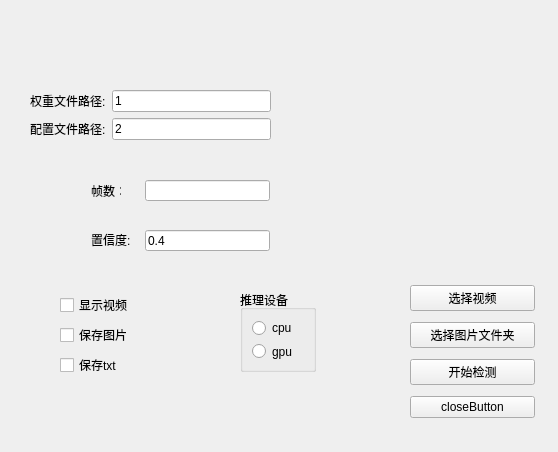
Above: yolotool.ui from truettA/strangeTool before the change. Below: the same form after it.
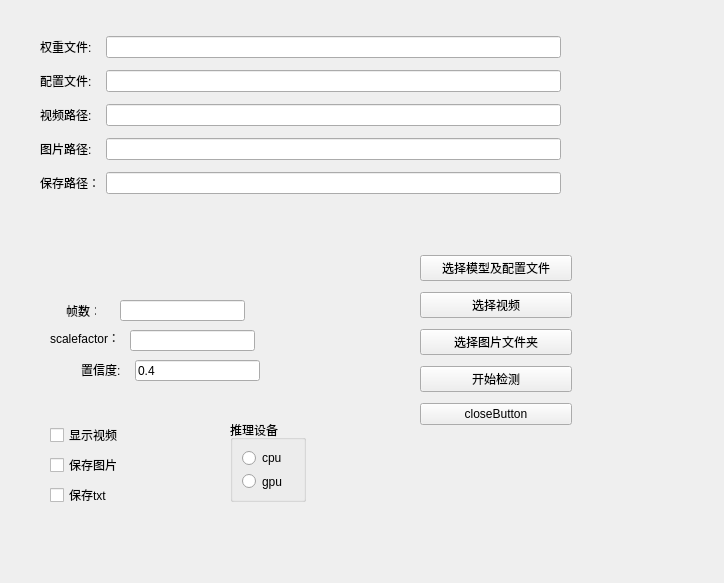
That is the form after the change.

The edit to the form file:
```diff
--- a/yolotool.ui
+++ b/yolotool.ui
@@ -6,8 +6,8 @@
    <rect>
     <x>0</x>
     <y>0</y>
-    <width>558</width>
-    <height>452</height>
+    <width>724</width>
+    <height>583</height>
    </rect>
   </property>
   <property name="windowTitle">
@@ -16,13 +16,20 @@
   <widget class="QWidget" name="layoutWidget">
    <property name="geometry">
     <rect>
-     <x>410</x>
-     <y>280</y>
-     <width>125</width>
-     <height>143</height>
+     <x>420</x>
+     <y>250</y>
+     <width>152</width>
+     <height>180</height>
     </rect>
    </property>
    <layout class="QVBoxLayout" name="verticalLayout">
+    <item>
+     <widget class="QPushButton" name="selectCfgBtn">
+      <property name="text">
+       <string>选择模型及配置文件</string>
+      </property>
+     </widget>
+    </item>
     <item>
      <widget class="QPushButton" name="selectVideoButton">
       <property name="text">
@@ -56,8 +63,8 @@
   <widget class="QWidget" name="widget" native="true">
    <property name="geometry">
     <rect>
-     <x>60</x>
-     <y>270</y>
+     <x>50</x>
+     <y>400</y>
      <width>151</width>
      <height>131</height>
     </rect>
@@ -93,38 +100,80 @@
   <widget class="QWidget" name="widget_2" native="true">
    <property name="geometry">
     <rect>
-     <x>30</x>
-     <y>90</y>
-     <width>241</width>
-     <height>76</height>
+     <x>40</x>
+     <y>30</y>
+     <width>521</width>
+     <height>171</height>
     </rect>
    </property>
-   <layout class="QFormLayout" name="formLayout">
+   <layout class="QGridLayout" name="gridLayout">
     <item row="0" column="0">
      <widget class="QLabel" name="label_2">
       <property name="text">
-       <string>权重文件路径:</string>
+       <string>权重文件:</string>
       </property>
      </widget>
     </item>
     <item row="0" column="1">
      <widget class="QLineEdit" name="weightEdit">
       <property name="text">
-       <string>1</string>
+       <string/>
       </property>
      </widget>
     </item>
     <item row="1" column="0">
      <widget class="QLabel" name="label_3">
       <property name="text">
-       <string>配置文件路径:</string>
+       <string>配置文件:</string>
       </property>
      </widget>
     </item>
     <item row="1" column="1">
      <widget class="QLineEdit" name="cfgEdit">
       <property name="text">
-       <string>2</string>
+       <string/>
+      </property>
+     </widget>
+    </item>
+    <item row="2" column="0">
+     <widget class="QLabel" name="label_7">
+      <property name="text">
+       <string>视频路径:</string>
+      </property>
+     </widget>
+    </item>
+    <item row="2" column="1">
+     <widget class="QLineEdit" name="videoFileEdit">
+      <property name="text">
+       <string/>
+      </property>
+     </widget>
+    </item>
+    <item row="3" column="0">
+     <widget class="QLabel" name="label_8">
+      <property name="text">
+       <string>图片路径:</string>
+      </property>
+     </widget>
+    </item>
+    <item row="3" column="1">
+     <widget class="QLineEdit" name="cfgEdit_3">
+      <property name="text">
+       <string/>
+      </property>
+     </widget>
+    </item>
+    <item row="4" column="0">
+     <widget class="QLabel" name="label_9">
+      <property name="text">
+       <string>保存路径：</string>
+      </property>
+     </widget>
+    </item>
+    <item row="4" column="1">
+     <widget class="QLineEdit" name="cfgEdit_4">
+      <property name="text">
+       <string/>
       </property>
      </widget>
     </item>
@@ -133,8 +182,8 @@
   <widget class="QGroupBox" name="groupBox">
    <property name="geometry">
     <rect>
-     <x>240</x>
-     <y>290</y>
+     <x>230</x>
+     <y>420</y>
      <width>76</width>
      <height>82</height>
     </rect>
@@ -162,8 +211,8 @@
   <widget class="QLabel" name="label_4">
    <property name="geometry">
     <rect>
-     <x>91</x>
-     <y>230</y>
+     <x>81</x>
+     <y>360</y>
      <width>44</width>
      <height>19</height>
     </rect>
@@ -175,8 +224,8 @@
   <widget class="QLabel" name="label">
    <property name="geometry">
     <rect>
-     <x>91</x>
-     <y>180</y>
+     <x>66</x>
+     <y>300</y>
      <width>30</width>
      <height>21</height>
     </rect>
@@ -194,8 +243,8 @@
   <widget class="QLineEdit" name="lineEdit_4">
    <property name="geometry">
     <rect>
-     <x>145</x>
-     <y>230</y>
+     <x>135</x>
+     <y>360</y>
      <width>125</width>
      <height>21</height>
     </rect>
@@ -207,13 +256,36 @@
   <widget class="QLineEdit" name="lineEdit_5">
    <property name="geometry">
     <rect>
-     <x>145</x>
-     <y>180</y>
+     <x>120</x>
+     <y>300</y>
      <width>125</width>
      <height>21</height>
     </rect>
    </property>
   </widget>
+  <widget class="QLineEdit" name="lineEdit_6">
+   <property name="geometry">
+    <rect>
+     <x>130</x>
+     <y>330</y>
+     <width>125</width>
+     <height>21</height>
+    </rect>
+   </property>
+  </widget>
+  <widget class="QLabel" name="label_5">
+   <property name="geometry">
+    <rect>
+     <x>50</x>
+     <y>330</y>
+     <width>81</width>
+     <height>16</height>
+    </rect>
+   </property>
+   <property name="text">
+    <string>scalefactor：</string>
+   </property>
+  </widget>
  </widget>
  <resources/>
  <connections/>
```
